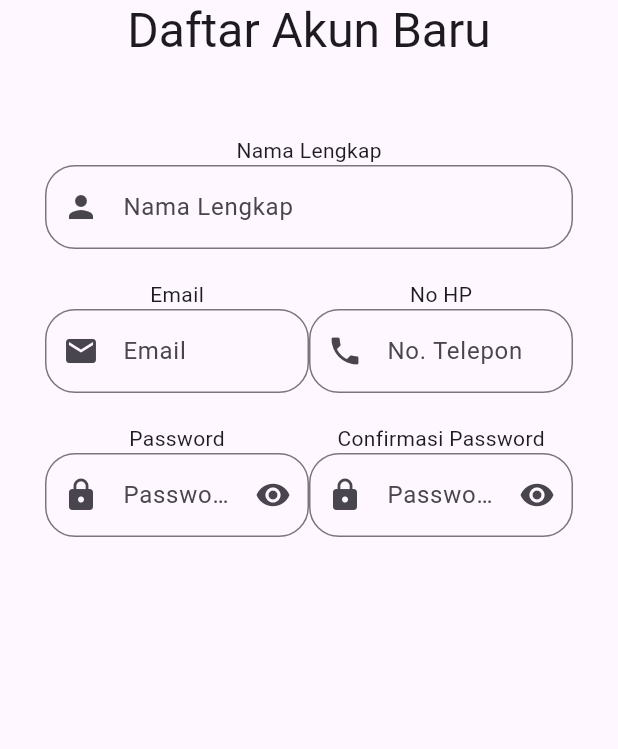
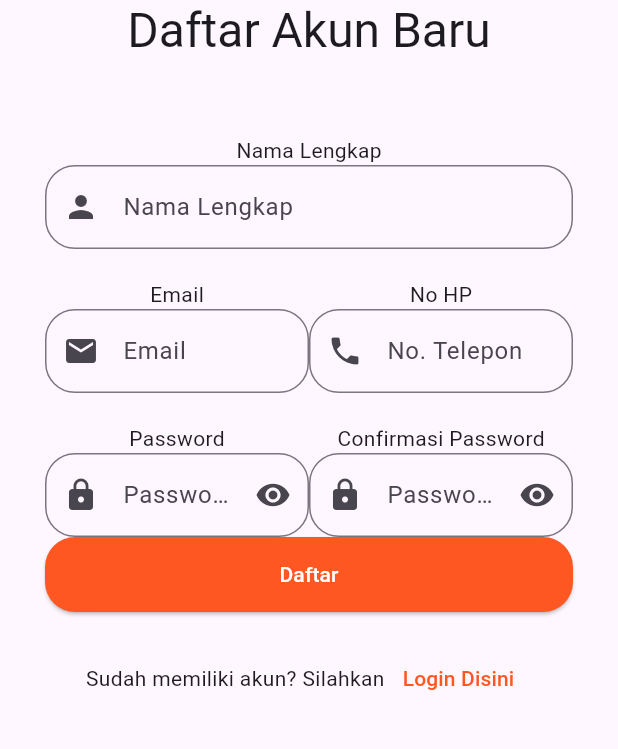
Before and after one commit to abrayudhistira/20220140102_UCP1Flutter, a Flutter app: the Register screen opened directly, on a phone screen of 412 x 824 dp, the part 420-1169 px from its top. Run offline on Flutter 3.47's test engine with Material 3 defaults, Android fonts, the phone set to English and light mode, and no system bars.

Commit message:
Create Button and Text in Register

```diff
--- a/lib/login/register.dart
+++ b/lib/login/register.dart
@@ -1,4 +1,5 @@
 import 'package:flutter/material.dart';
+import 'package:ucp1/login/loginPage.dart';
 
 class Register extends StatefulWidget {
   const Register({ Key? key }) : super(key: key);
@@ -172,6 +173,43 @@ class _RegisterState extends State<Register> {
                       ),
                     ],
                   ),
+                  Column(
+                    children: [
+                      ElevatedButton(
+                        style: ElevatedButton.styleFrom(
+                          minimumSize: const Size.fromHeight(50),
+                          shape: RoundedRectangleBorder(
+                            borderRadius: BorderRadius.circular(20),
+                          ),
+                          backgroundColor: Colors.deepOrange,
+                          foregroundColor: Colors.white,
+                        ),
+                        onPressed: () {
+                          if (_formkey.currentState!.validate()) {
+                            Navigator.pushReplacement(context,
+                            MaterialPageRoute(builder: (context) => const LoginPage()));
+                          }
+                        },
+                        child: const Text('Daftar'),
+                      ),
+                      const SizedBox(
+                        height: 20,
+                      ),
+                      Row(
+                        mainAxisAlignment: MainAxisAlignment.center,
+                        children: [
+                          const Text('Sudah memiliki akun? Silahkan'),
+                          TextButton(
+                            onPressed: () {
+                              Navigator.push(
+                                context,
+                                MaterialPageRoute(builder: (context) => const LoginPage()));
+                            },
+                          child: const Text('Login Disini',style: TextStyle(color: Colors.deepOrange),))
+                        ],
+                      ),
+                    ],
+                  ),
                 ],
               ),
             ),
```
